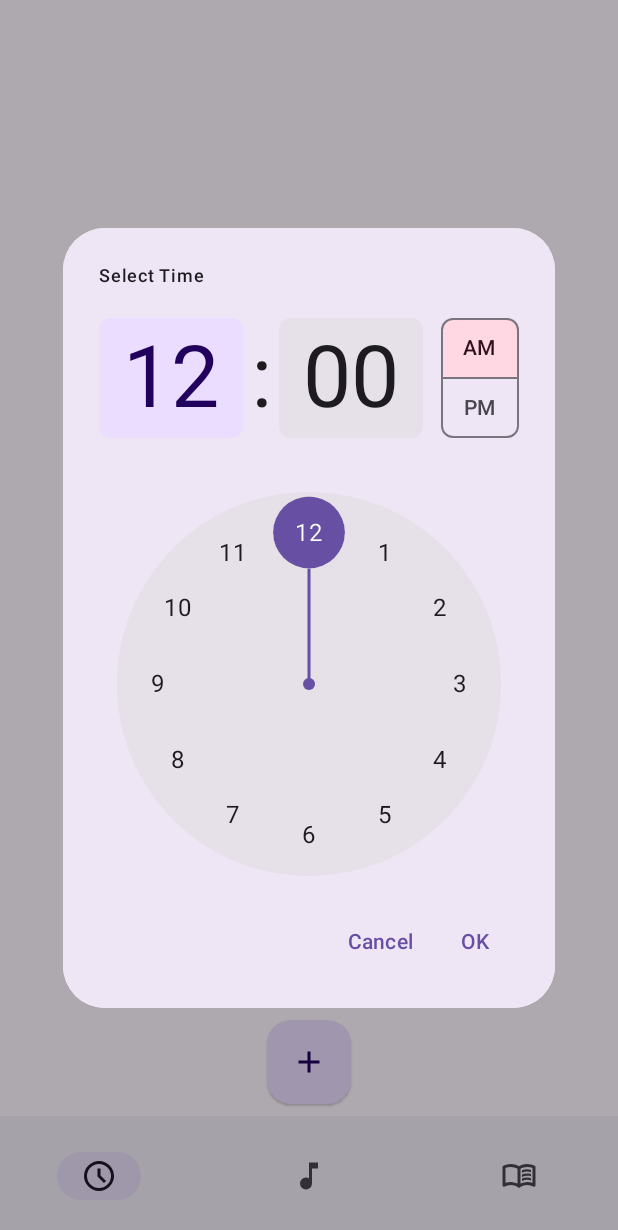
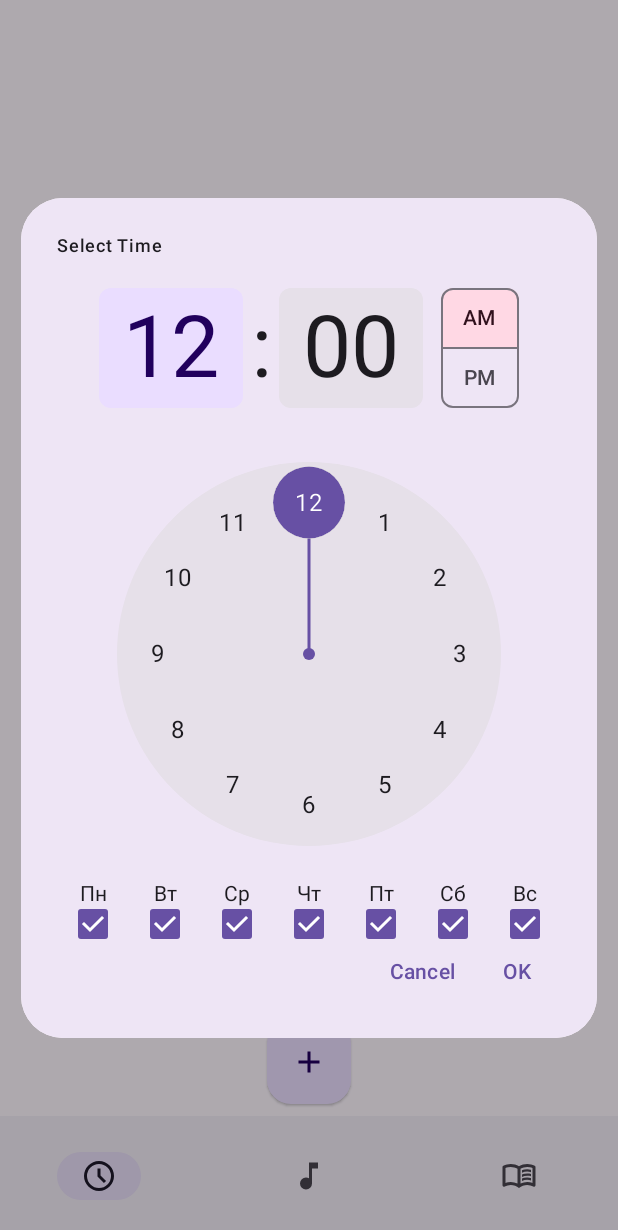
Before and after one commit to hellrunner/alarm-android-application, an Android app built with Jetpack Compose: the screen it shows after launch (MainActivity), after a tap on "Add by", on a phone screen of 412 x 824 dp. Shown: the top 1230 px of the screen. Run offline under Robolectric (Android 15) with nearby library versions, the light colour scheme and no system bars.

Commit message:
Готовый макет панели выбора дня недели в TimePicker

```diff
--- a/app/src/main/java/com/example/alarmapplication/MainActivity.kt
+++ b/app/src/main/java/com/example/alarmapplication/MainActivity.kt
@@ -15,5 +15,4 @@ class MainActivity : ComponentActivity() {
         }
     }
 
-
 }
--- a/app/src/main/java/com/example/alarmapplication/navigation/AppNavigation.kt
+++ b/app/src/main/java/com/example/alarmapplication/navigation/AppNavigation.kt
@@ -1,5 +1,7 @@
 package com.example.alarmapplication.navigation
 
+import android.os.Build
+import androidx.annotation.RequiresApi
 import androidx.compose.foundation.layout.padding
 import androidx.compose.material3.Icon
 import androidx.compose.material3.NavigationBar
@@ -22,6 +24,7 @@ import com.example.alarmapplication.ui.screens.AlarmScreen
 import com.example.alarmapplication.ui.screens.ArticlesScreen
 import com.example.alarmapplication.ui.screens.MusicScreen
 
+@RequiresApi(Build.VERSION_CODES.S)
 @Composable
 fun AppNavigation() {
     val navController: NavHostController = rememberNavController()
@@ -50,9 +53,6 @@ fun AppNavigation() {
                                 contentDescription = null
                             )
                         },
-//                        label = {
-//                            Text(text = navItem.label)
-//                        }
                     )
                 }
             }
--- /dev/null
+++ b/app/src/main/java/com/example/alarmapplication/ui/components/DaysOfWeekForTimePicker.kt
@@ -0,0 +1,79 @@
+package com.example.alarmapplication.ui.components
+
+import androidx.compose.foundation.layout.Column
+import androidx.compose.material3.Checkbox
+import androidx.compose.material3.Text
+import androidx.compose.runtime.Composable
+import androidx.compose.runtime.MutableState
+import androidx.compose.runtime.collectAsState
+import androidx.compose.runtime.getValue
+import androidx.compose.runtime.mutableStateOf
+import androidx.compose.runtime.remember
+import androidx.compose.ui.Alignment
+import kotlinx.coroutines.flow.MutableStateFlow
+
+@Composable
+fun DaysOfWeek(
+    days: List<String>,
+){
+    val daysOfWeek = remember { MutableStateFlow(listOf<String>()) }
+    val noteList by remember { daysOfWeek }.collectAsState()
+
+    var listMain: ArrayList<String> = ArrayList()
+
+    for (i in 0..6){
+        Day(i, days, listOfDaysStates(i), /*daysOfWeek, noteList*/listMain)
+    }
+}
+
+@Composable
+fun Day(
+    index: Int,
+    days: List<String>,
+    checkedStateFromList: MutableState<Boolean> = remember { mutableStateOf(true)},
+    chosenDays: ArrayList<String>
+    //daysOfWeek: MutableStateFlow<List<String>> = remember { MutableStateFlow(ArrayList()) },
+    //noteList: State<List<String>> = remember { daysOfWeek }.collectAsState(),
+){
+    Column(
+        horizontalAlignment = Alignment.CenterHorizontally
+    ) {
+        Text(text = days[index])
+        Checkbox(
+            checked = checkedStateFromList.value,
+            onCheckedChange = {
+                if (checkedStateFromList.value) {
+                    /*noteList.add(days[index])
+                    daysOfWeek.value = noteList
+                    checkedStateFromList.value = !(it)*/
+                    //chosenDays.add(index, days[index])
+                    checkedStateFromList.value = it
+                }
+                else if(!checkedStateFromList.value){
+                    /*val newList = ArrayList(noteList)
+                    newList.removeAt(index)
+                    daysOfWeek.value = newList
+                    checkedStateFromList.value = it*/
+                    //chosenDays.removeAt(index)
+                    checkedStateFromList.value = it
+                }
+                //TODO разобраться с обращением к каждому элементу строки
+
+            }
+        )
+    }
+}
+
+@Composable
+fun listOfDaysStates(i: Int): MutableState<Boolean> {
+    val san = remember { mutableStateOf(true)}
+    val mon = remember { mutableStateOf(true)}
+    val tue = remember { mutableStateOf(true)}
+    val wend = remember { mutableStateOf(true)}
+    val th = remember { mutableStateOf(true)}
+    val fr = remember { mutableStateOf(true)}
+    val sat = remember { mutableStateOf(true)}
+    val listOfWeek = listOf(san, mon, tue, wend, th, fr,sat)
+
+    return listOfWeek[i]
+}
--- a/app/src/main/java/com/example/alarmapplication/ui/screens/AlarmSettingsScreen.kt
+++ b/app/src/main/java/com/example/alarmapplication/ui/screens/AlarmSettingsScreen.kt
@@ -1,10 +1,7 @@
 package com.example.alarmapplication.ui.screens
 
-import android.app.TimePickerDialog
-import android.content.Context
-import android.view.View
 import androidx.compose.foundation.background
-import androidx.compose.foundation.layout.Box
+import androidx.compose.foundation.interaction.MutableInteractionSource
 import androidx.compose.foundation.layout.Column
 import androidx.compose.foundation.layout.IntrinsicSize
 import androidx.compose.foundation.layout.Row
@@ -13,43 +10,24 @@ import androidx.compose.foundation.layout.fillMaxWidth
 import androidx.compose.foundation.layout.height
 import androidx.compose.foundation.layout.padding
 import androidx.compose.foundation.layout.width
-import androidx.compose.material3.Button
-import androidx.compose.material3.ExperimentalMaterial3Api
+import androidx.compose.material3.Checkbox
 import androidx.compose.material3.MaterialTheme
-import androidx.compose.material3.SnackbarHost
-import androidx.compose.material3.SnackbarHostState
 import androidx.compose.material3.Surface
 import androidx.compose.material3.Text
 import androidx.compose.material3.TextButton
-import androidx.compose.material3.TimePickerColors
-import androidx.compose.material3.TimePickerDefaults
-import androidx.compose.material3.TimePickerLayoutType
-import androidx.compose.material3.TimePickerState
-import androidx.compose.material3.rememberTimePickerState
 import androidx.compose.runtime.Composable
+import androidx.compose.runtime.MutableState
 import androidx.compose.runtime.getValue
 import androidx.compose.runtime.mutableStateOf
 import androidx.compose.runtime.remember
-import androidx.compose.runtime.rememberCoroutineScope
-import androidx.compose.runtime.setValue
 import androidx.compose.ui.Alignment
 import androidx.compose.ui.Modifier
-import kotlinx.coroutines.launch
-import java.text.SimpleDateFormat
-import java.util.Calendar
-import java.util.Locale
-import androidx.compose.material3.TimePicker
-import androidx.compose.ui.platform.LocalContext
-import androidx.compose.ui.tooling.preview.Preview
+import androidx.compose.runtime.collectAsState
 import androidx.compose.ui.unit.dp
 import androidx.compose.ui.window.Dialog
 import androidx.compose.ui.window.DialogProperties
-import androidx.fragment.app.Fragment
-import androidx.fragment.app.FragmentActivity
-import androidx.fragment.app.FragmentManager
-import com.example.alarmapplication.MainActivity
-import com.google.android.material.timepicker.MaterialTimePicker
-import com.google.android.material.timepicker.TimeFormat
+import com.example.alarmapplication.ui.components.DaysOfWeek
+import kotlinx.coroutines.flow.MutableStateFlow
 
 
 @Composable
@@ -60,6 +38,8 @@ fun TimePickerDialog(
     toggle: @Composable () -> Unit = {},
     content: @Composable () -> Unit,
 ) {
+    val week: List<String> = listOf("Пн", "Вт", "Ср", "Чт", "Пт", "Сб", "Вс")
+
     Dialog(
         onDismissRequest = onCancel,
         properties = DialogProperties(
@@ -88,7 +68,16 @@ fun TimePickerDialog(
                     text = title,
                     style = MaterialTheme.typography.labelMedium
                 )
+
                 content()
+
+                Row( modifier = Modifier
+                    .height(40.dp)
+                    .fillMaxWidth()
+                ) {
+                    DaysOfWeek(week)
+                }
+
                 Row(
                     modifier = Modifier
                         .height(40.dp)
--- a/app/src/main/java/com/example/alarmapplication/ui/theme/Theme.kt
+++ b/app/src/main/java/com/example/alarmapplication/ui/theme/Theme.kt
@@ -67,4 +67,5 @@ fun AlarmApplicationTheme(
         typography = Typography,
         content = content
     )
+
 }
--- a/app/src/main/res/values/themes.xml
+++ b/app/src/main/res/values/themes.xml
@@ -1,8 +1,9 @@
 <?xml version="1.0" encoding="utf-8"?>
 <resources>
-
     <style name="Theme.AlarmApplication" parent="android:Theme.Material.Light.NoActionBar" />
-  <!-- Base application theme. -->
+        <item name="colorAccent" type="color">#FDFDFD</item>
+        <item name="colorOnPrimary" type="color">#FF018786</item>
+        <item name="colorSurface" type="color">#FF03DAC5</item>
     <style name="Base.Theme.AlarmApplication" parent="Theme.Material3.DayNight.NoActionBar">
         <!-- Customize your light theme here. -->
         <!-- <item name="colorPrimary">@color/my_light_primary</item> -->
```
Also changed, not shown: app/src/main/java/com/example/alarmapplication/ui/screens/AlarmScreen.kt (+5 -3 lines).
